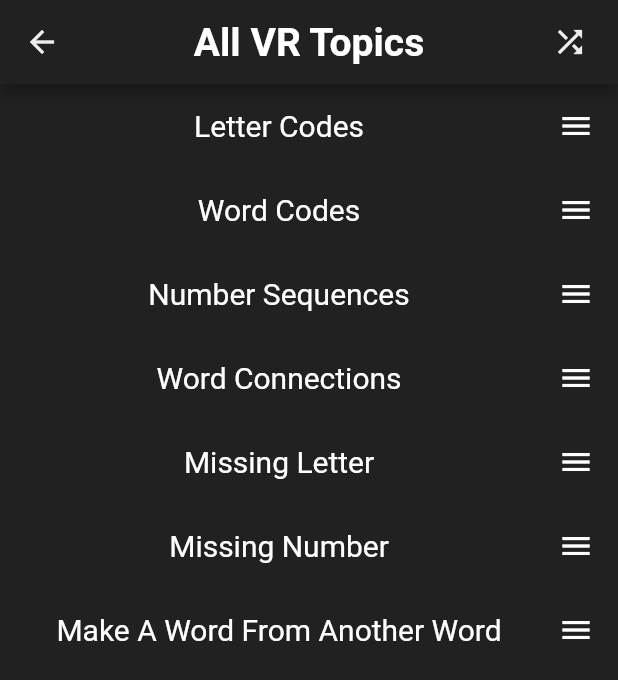
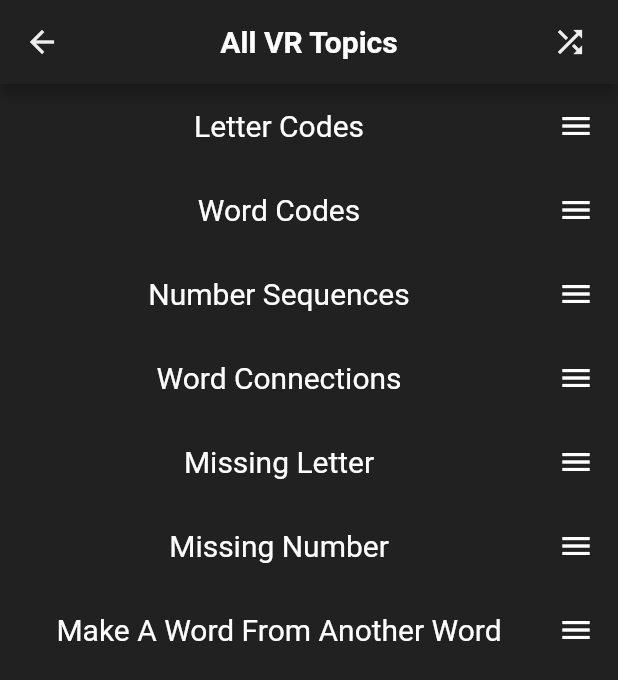
Before and after one commit to AryamanDubey28/AdAstraApp, a Flutter app: the AllTopics screen opened directly, on a phone screen of 412 x 824 dp. Shown: the top 680 px of the screen. Run offline on Flutter 3.47's test engine with Material 2 defaults, Android fonts, the phone set to English and light mode, and no system bars; drawn by our look-alikes of flutter_slidable; our stand-ins replace carousel_slider, cloud_firestore, firebase_auth, firebase_core, flutter_fadein, focused_menu and 9 more; missing offline and left inert: gsheets; accounts and stored records are empty; network calls fail; key blocks and very long unbroken strings in the code were emptied for the run.

Commit message:
add changes

```diff
--- a/lib/central screens/nav bar routes/allTopics.dart
+++ b/lib/central screens/nav bar routes/allTopics.dart
@@ -167,13 +167,12 @@ class _AllTopicsState extends State<AllTopics> {
       child: ListTile(
         trailing: const Icon(
           Icons.menu,
-          //color: Colors.white,
         ),
         title: Text(
           topic,
           textAlign: TextAlign.center,
           style: const TextStyle(
-            fontSize: 20, //color: Colors.white
+            fontSize: 20,
           ),
         ),
       ),
@@ -213,6 +212,7 @@ class _AllTopicsState extends State<AllTopics> {
         title: Text(
           "All $topicString Topics",
           textAlign: TextAlign.center,
+          style: const TextStyle(fontSize: 20, fontWeight: FontWeight.bold),
         ),
         actions: [
           Padding(
--- a/lib/central screens/nav bar routes/settings_page.dart
+++ b/lib/central screens/nav bar routes/settings_page.dart
@@ -31,6 +31,9 @@ class _SettingsState extends State<SettingsPage> {
       ),
       body: Column(
         children: [
+          const SizedBox(
+            height: 75,
+          ),
           Center(
             child: Row(
               mainAxisAlignment: MainAxisAlignment.center,
--- a/lib/change_theme_button_widget.dart
+++ b/lib/change_theme_button_widget.dart
@@ -8,6 +8,7 @@ class ChangeThemeButtonWidget extends StatelessWidget {
   @override
   Widget build(BuildContext context) {
     final themeProvider = Provider.of<ThemeProvider>(context);
+
     return Switch.adaptive(
         value: themeProvider.isDarkMode,
         onChanged: (value) {
--- a/lib/main.dart
+++ b/lib/main.dart
@@ -1,5 +1,4 @@
 import 'dart:ui';
-
 import 'package:firebase_attempt/central%20screens/congrats_screen.dart';
 import 'package:firebase_attempt/central%20screens/game%20screens/matching%20tiles/matching_tiles_info.dart';
 import 'package:firebase_attempt/central%20screens/game%20screens/quiz%20style/quiz_layout.dart';
@@ -28,6 +27,7 @@ Future main() async {
 class MyApp extends StatelessWidget {
   const MyApp({Key? key}) : super(key: key);
   // This widget is the root of the application.
+
   @override
   Widget build(BuildContext context) {
     return ChangeNotifierProvider(
--- a/pubspec.yaml
+++ b/pubspec.yaml
@@ -62,6 +62,7 @@ dependencies:
   provider: ^6.0.5
   liquid_pull_to_refresh: ^3.0.1
   flutter_launcher_icons: ^0.13.1
+  shared_preferences: ^2.2.0
 
 flutter_icons:
   image_path: "icon/launcher_icon.JPEG"
```
Also changed, not shown: lib/theme_provider.dart (+18 -0 lines), pubspec.lock, 1 other file.
